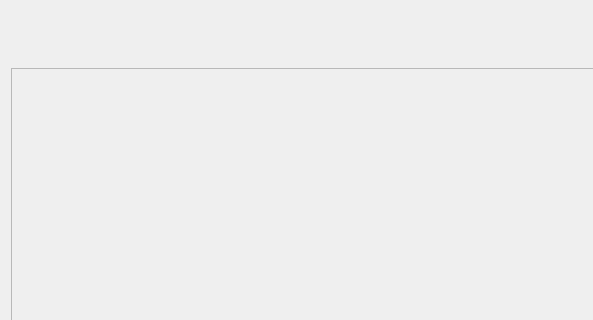
The window that Dispositions.ui (Eliasgnd/Eau-couper_by_AE) describes before a commit, drawn with Qt 5; both pictures show x 0 to 593 and y 0 to 320 of the 800 by 600 pixel window.
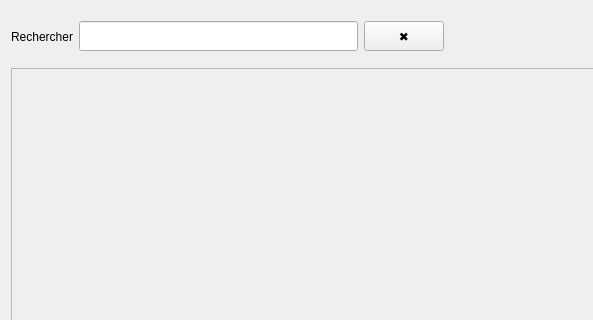
The same window after the commit. Icons and pictures are not drawn.

Commit message: Add search bar to Dispositions page

```diff
--- a/Dispositions.ui
+++ b/Dispositions.ui
@@ -13,6 +13,36 @@
   <layout class="QVBoxLayout" name="verticalLayout">
    <item>
     <layout class="QHBoxLayout" name="headerLayout">
+     <item>
+      <widget class="QLabel" name="labelSearch">
+       <property name="text">
+        <string>Rechercher</string>
+       </property>
+      </widget>
+     </item>
+     <item>
+      <widget class="QLineEdit" name="searchBar">
+       <property name="minimumSize">
+        <size>
+         <width>200</width>
+         <height>30</height>
+        </size>
+       </property>
+      </widget>
+     </item>
+     <item>
+      <widget class="QPushButton" name="buttonClearSearch">
+       <property name="minimumSize">
+        <size>
+         <width>40</width>
+         <height>30</height>
+        </size>
+       </property>
+       <property name="text">
+        <string>✖</string>
+       </property>
+      </widget>
+     </item>
      <item>
       <spacer name="horizontalSpacer">
        <property name="orientation">
```
The commit also changes 2 other files.
